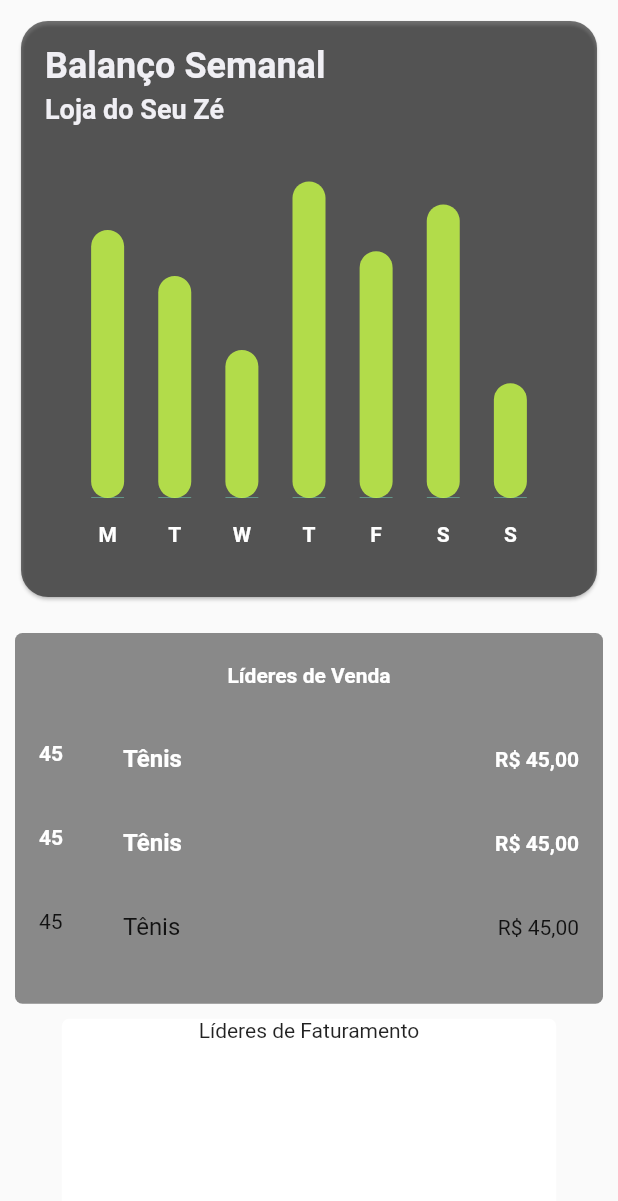
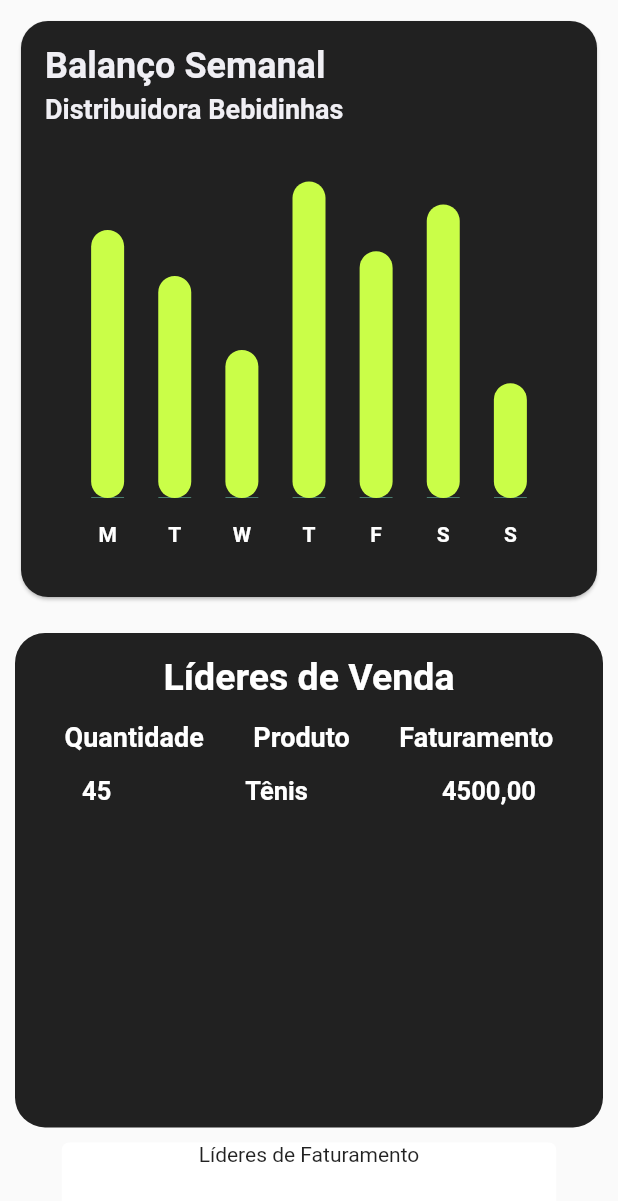
Before and after one commit to guiqmaia/gear, a Flutter app: the ResultsPage screen opened directly, on a phone screen of 412 x 824 dp. Shown: the top 1201 px of the screen. Run offline on Flutter 3.47's test engine with Material 2 defaults, Android fonts, the phone set to English and light mode, and no system bars; drawn by our look-alikes of fl_chart; our stand-ins replace dotted_border, image_picker, sqflite; missing offline and left inert: onboarding; accounts and stored records are empty.

Commit message:
alterando results page

```diff
--- a/lib/presenter/results/results_page.dart
+++ b/lib/presenter/results/results_page.dart
@@ -1,5 +1,3 @@
-
-
 import 'package:fl_chart/fl_chart.dart';
 import 'package:flutter/material.dart';
 
@@ -45,55 +43,102 @@ class _BodyResultsPageState extends State<BodyResultsPage> {
                 horizontal: 10,
               ),
               width: double.maxFinite,
-              height: MediaQuery.of(context).size.height * 0.3,
+              height: MediaQuery.of(context).size.height * 0.4,
               decoration: BoxDecoration(
-                  color: Colors.black45, borderRadius: BorderRadius.circular(5)),
+                  color: Colors.grey.shade900,
+                  borderRadius: BorderRadius.circular(20)),
               child: Column(
                 children: [
                   const Padding(
                     padding: EdgeInsets.symmetric(
-                      vertical: 20,
+                      vertical: 15,
                     ),
                     child: Text(
                       'Líderes de Venda',
-                      style: TextStyle(color: Colors.white, fontWeight: FontWeight.bold),
+                      style: TextStyle(
+                        color: Colors.white,
+                        fontWeight: FontWeight.bold,
+                        fontSize: 25,
+                      ),
                       textAlign: TextAlign.center,
                     ),
                   ),
                   SizedBox(
-                    height: MediaQuery.of(context).size.height * 0.2,
+                    height: MediaQuery.of(context).size.height * 0.3,
                     child: ListView(
                       scrollDirection: Axis.vertical,
-                      children: const [
-                        ListTile(
-                          leading: Text('45', style: TextStyle(color: Colors.white, fontWeight: FontWeight.bold),),
-                          title: Text('Tênis', style: TextStyle(color: Colors.white, fontWeight: FontWeight.bold),),
-                          trailing: Text('R\$ 45,00', style: TextStyle(color: Colors.white, fontWeight: FontWeight.bold),),
+                      children: [
+                        Row(
+                          mainAxisAlignment: MainAxisAlignment.spaceEvenly,
+                          children: const [
+                            Text(
+                              'Quantidade',
+                              style: TextStyle(
+                                color: Colors.white,
+                                fontSize: 18,
+                                fontWeight: FontWeight.bold,
+                              ),
+                              textAlign: TextAlign.center,
+                            ),
+                            Text(
+                              'Produto',
+                              style: TextStyle(
+                                color: Colors.white,
+                                fontSize: 18,
+                                fontWeight: FontWeight.bold,
+                              ),
+                              textAlign: TextAlign.center,
+                            ),
+                            Text(
+                              'Faturamento',
+                              style: TextStyle(
+                                color: Colors.white,
+                                fontSize: 18,
+                                fontWeight: FontWeight.bold,
+                              ),
+                              textAlign: TextAlign.center,
+                            ),
+                          ],
                         ),
-                        ListTile(
-                          leading: Text('45', style: TextStyle(color: Colors.white, fontWeight: FontWeight.bold),),
-                          title: Text('Tênis', style: TextStyle(color: Colors.white, fontWeight: FontWeight.bold),),
-                          trailing: Text('R\$ 45,00', style: TextStyle(color: Colors.white, fontWeight: FontWeight.bold),),
+                        const SizedBox(
+                          height: 15,
                         ),
-                        ListTile(
-                          leading: Text('45'),
-                          title: Text('Tênis'),
-                          trailing: Text('R\$ 45,00'),
-                        ),
-                        ListTile(
-                          leading: Text('45'),
-                          title: Text('Tênis'),
-                          trailing: Text('R\$ 45,00'),
-                        ),
-                        ListTile(
-                          leading: Text('45'),
-                          title: Text('Tênis'),
-                          trailing: Text('R\$ 45,00'),
-                        ),
-                        ListTile(
-                          leading: Text('45'),
-                          title: Text('Tênis'),
-                          trailing: Text('R\$ 45,00'),
+                        Wrap(
+                          runSpacing: 15,
+                          children: [
+                            Row(
+                              mainAxisAlignment: MainAxisAlignment.spaceAround,
+                              children: const [
+                                Text(
+                                  '45',
+                                  style: TextStyle(
+                                    color: Colors.white,
+                                    fontSize: 17,
+                                    fontWeight: FontWeight.bold,
+                                  ),
+                                  textAlign: TextAlign.center,
+                                ),
+                                Text(
+                                  'Tênis',
+                                  style: TextStyle(
+                                    color: Colors.white,
+                                    fontSize: 17,
+                                    fontWeight: FontWeight.bold,
+                                  ),
+                                  textAlign: TextAlign.center,
+                                ),
+                                Text(
+                                  '4500,00',
+                                  style: TextStyle(
+                                    color: Colors.white,
+                                    fontSize: 17,
+                                    fontWeight: FontWeight.bold,
+                                  ),
+                                  textAlign: TextAlign.center,
+                                ),
+                              ],
+                            ),
+                          ],
                         ),
                       ],
                     ),
@@ -150,7 +195,7 @@ class BarChartSample1State extends State<BarChartSample1> {
       aspectRatio: 1,
       child: Card(
         shape: RoundedRectangleBorder(borderRadius: BorderRadius.circular(18)),
-        color: Colors.black54,
+        color: Colors.grey.shade900,
         child: Stack(
           children: <Widget>[
             Padding(
@@ -171,7 +216,7 @@ class BarChartSample1State extends State<BarChartSample1> {
                     height: 4,
                   ),
                   const Text(
-                    'Loja do Seu Zé',
+                    'Distribuidora Bebidinhas',
                     style: TextStyle(
                         color: Color.fromRGBO(240, 239, 244, 1),
                         fontSize: 18,
@@ -202,7 +247,7 @@ class BarChartSample1State extends State<BarChartSample1> {
     int x,
     double y, {
     bool isTouched = false,
-    Color barColor = const Color.fromRGBO(202, 254, 72, 0.8),
+    Color barColor = const Color.fromRGBO(202, 254, 72, 1),
     double width = 22,
     List<int> showTooltips = const [],
   }) {
@@ -214,7 +259,8 @@ class BarChartSample1State extends State<BarChartSample1> {
           color: isTouched ? const Color.fromRGBO(202, 254, 72, 1) : barColor,
           width: width,
           borderSide: isTouched
-              ? const BorderSide(color: Color.fromRGBO(202, 254, 72, 0.85), width: 1)
+              ? const BorderSide(
+                  color: Color.fromRGBO(202, 254, 72, 0.85), width: 1)
               : const BorderSide(color: Colors.white, width: 0),
           backDrawRodData: BackgroundBarChartRodData(
             show: true,
--- a/lib/presenter/sales/widgets/bottom_btn_sales.dart
+++ b/lib/presenter/sales/widgets/bottom_btn_sales.dart
@@ -34,13 +34,14 @@ class _BottomBtnSalesState extends State<BottomBtnSales> {
 
   salesAdd() {
     var newSale = SaleRegisterContainer(
-      price: widget.priceController.text,
-      quantity: widget.quantityController.text,
-      product: widget.productController.text,
+      price: widget.priceController.toString(),
+      quantity: widget.quantityController.toString(),
+      product: widget.productController.toString(),
       productImg: imgSodas,
     );
     setState(() {
       salesList.add(newSale);
+      print(salesList.length);
     });
   }
 
@@ -53,7 +54,7 @@ class _BottomBtnSalesState extends State<BottomBtnSales> {
           title: 'Finalizar venda',
           pageRoute: const CashRegisterPage(),
           widthBtn: MediaQuery.of(context).size.width * 0.45,
-          onPressed: salesAdd,
+          onPressed: salesAdd(),
         ),
         Row(
           mainAxisAlignment: MainAxisAlignment.end,
@@ -65,7 +66,7 @@ class _BottomBtnSalesState extends State<BottomBtnSales> {
                 backgroundColor: Colors.black,
                 child: IconButton(
                   tooltip: 'Adicione',
-                  onPressed: salesAdd,
+                  onPressed: salesAdd(),
                   icon: const Icon(
                     Icons.add,
                     color: Color.fromRGBO(202, 254, 72, 1),
```
